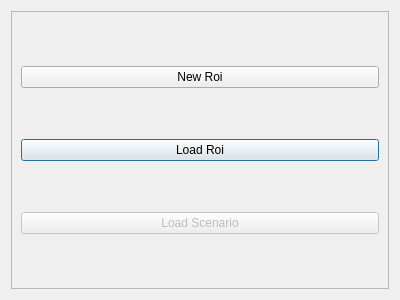
Above: braviz/interaction/qt_guis/roi_builder_start.ui from diego0020/braviz-app before the change. Below: the same form after it.
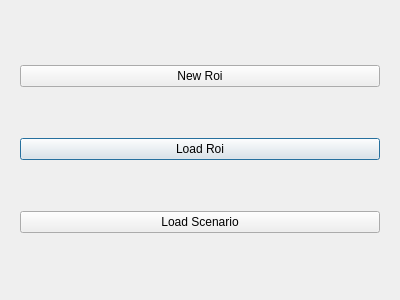
That is the form after the change.

What changed in the file:
```diff
--- a/braviz/interaction/qt_guis/roi_builder_start.ui
+++ b/braviz/interaction/qt_guis/roi_builder_start.ui
@@ -23,7 +23,7 @@
    <item>
     <widget class="QFrame" name="frame">
      <property name="frameShape">
-      <enum>QFrame::StyledPanel</enum>
+      <enum>QFrame::NoFrame</enum>
      </property>
      <property name="frameShadow">
       <enum>QFrame::Raised</enum>
@@ -44,10 +44,7 @@
        </widget>
       </item>
       <item row="2" column="2">
-       <widget class="QPushButton" name="pushButton_3">
-        <property name="enabled">
-         <bool>false</bool>
-        </property>
+       <widget class="QPushButton" name="load_scenario">
         <property name="text">
          <string>Load Scenario</string>
         </property>
```
